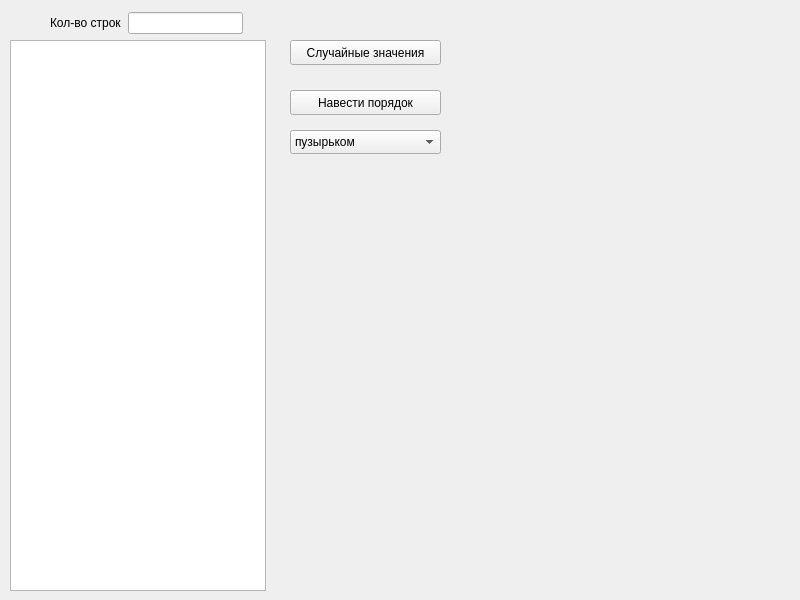
NotHardEngineer/Tabel_sort, file widget.ui: the form before one commit.
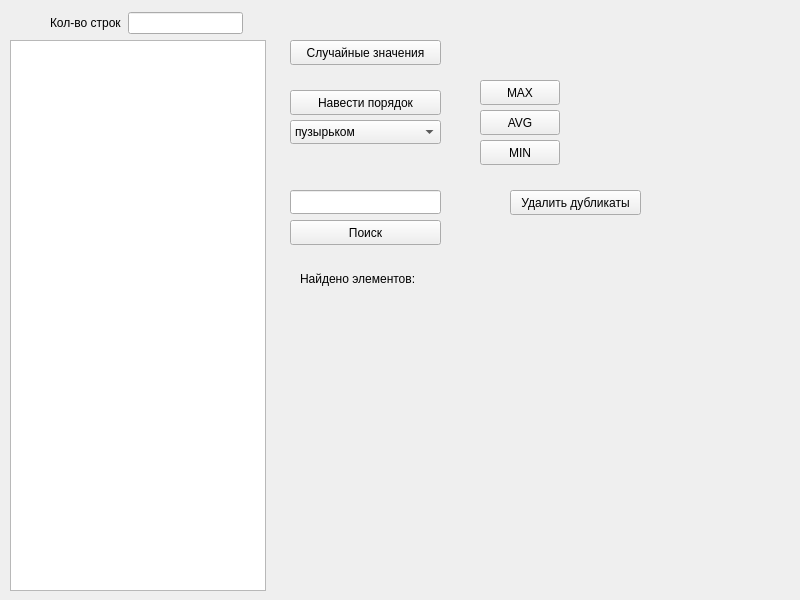
The form after the commit.

What changed in the file:
```diff
--- a/widget.ui
+++ b/widget.ui
@@ -57,7 +57,7 @@
    <property name="geometry">
     <rect>
      <x>290</x>
-     <y>130</y>
+     <y>120</y>
      <width>151</width>
      <height>24</height>
     </rect>
@@ -123,6 +123,133 @@
     </item>
    </layout>
   </widget>
+  <widget class="QPushButton" name="search_Button">
+   <property name="geometry">
+    <rect>
+     <x>290</x>
+     <y>220</y>
+     <width>151</width>
+     <height>25</height>
+    </rect>
+   </property>
+   <property name="text">
+    <string>Поиск</string>
+   </property>
+  </widget>
+  <widget class="QLineEdit" name="search_LineEdit">
+   <property name="geometry">
+    <rect>
+     <x>290</x>
+     <y>190</y>
+     <width>151</width>
+     <height>24</height>
+    </rect>
+   </property>
+  </widget>
+  <widget class="QLabel" name="vertexLabels">
+   <property name="geometry">
+    <rect>
+     <x>300</x>
+     <y>300</y>
+     <width>491</width>
+     <height>21</height>
+    </rect>
+   </property>
+   <property name="text">
+    <string/>
+   </property>
+  </widget>
+  <widget class="QPushButton" name="maxButton">
+   <property name="geometry">
+    <rect>
+     <x>480</x>
+     <y>80</y>
+     <width>80</width>
+     <height>25</height>
+    </rect>
+   </property>
+   <property name="text">
+    <string>MAX</string>
+   </property>
+  </widget>
+  <widget class="QPushButton" name="avgButton">
+   <property name="geometry">
+    <rect>
+     <x>480</x>
+     <y>110</y>
+     <width>80</width>
+     <height>25</height>
+    </rect>
+   </property>
+   <property name="text">
+    <string>AVG</string>
+   </property>
+  </widget>
+  <widget class="QPushButton" name="minButton">
+   <property name="geometry">
+    <rect>
+     <x>480</x>
+     <y>140</y>
+     <width>80</width>
+     <height>25</height>
+    </rect>
+   </property>
+   <property name="text">
+    <string>MIN</string>
+   </property>
+  </widget>
+  <widget class="QLabel" name="result_Label">
+   <property name="geometry">
+    <rect>
+     <x>570</x>
+     <y>80</y>
+     <width>201</width>
+     <height>81</height>
+    </rect>
+   </property>
+   <property name="text">
+    <string/>
+   </property>
+  </widget>
+  <widget class="QPushButton" name="deliteButton">
+   <property name="geometry">
+    <rect>
+     <x>510</x>
+     <y>190</y>
+     <width>131</width>
+     <height>25</height>
+    </rect>
+   </property>
+   <property name="text">
+    <string>Удалить дубликаты</string>
+   </property>
+  </widget>
+  <widget class="QWidget" name="">
+   <property name="geometry">
+    <rect>
+     <x>300</x>
+     <y>270</y>
+     <width>261</width>
+     <height>18</height>
+    </rect>
+   </property>
+   <layout class="QHBoxLayout" name="horizontalLayout_2">
+    <item>
+     <widget class="QLabel" name="label">
+      <property name="text">
+       <string>Найдено элементов:</string>
+      </property>
+     </widget>
+    </item>
+    <item>
+     <widget class="QLabel" name="label_seeked">
+      <property name="text">
+       <string/>
+      </property>
+     </widget>
+    </item>
+   </layout>
+  </widget>
  </widget>
  <resources/>
  <connections/>
```
Left out of the diff: 2 changed lines with no effect on the pictures.
